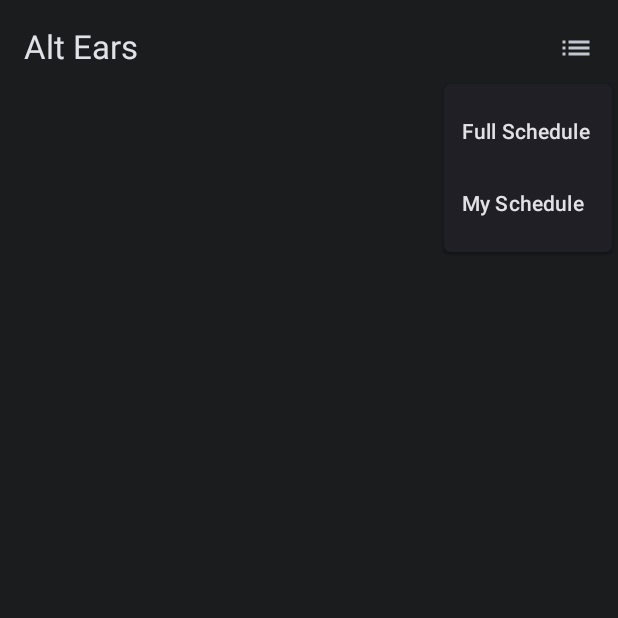
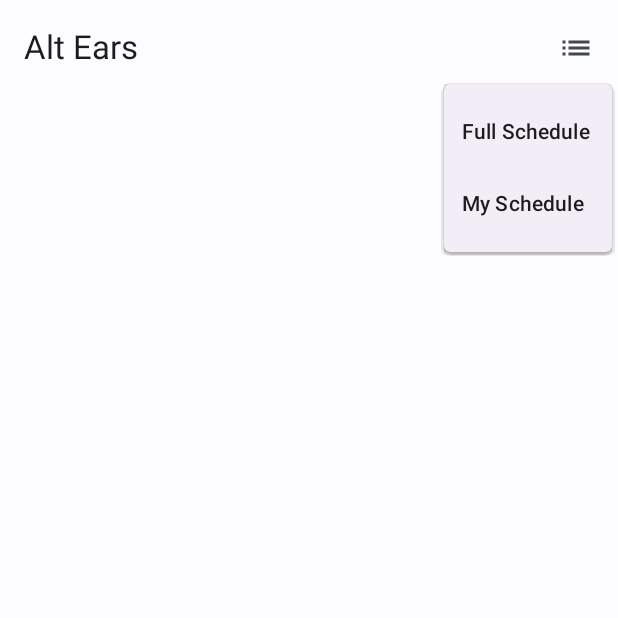
Before and after one commit to swbain/alt-ears, an Android app built with Jetpack Compose: the screen it shows after launch (MainActivity), after a tap on "Switch View", on a phone screen of 412 x 824 dp, the top half of it. Run offline under Robolectric (Android 15) with nearby library versions, the phone set to English and light mode, and no system bars; 3 statements that could not run were skipped.

Commit message:
Add light/dark theme support with UI improvements
- Added light color scheme complementing the existing dark theme
- Created platform-specific implementations to respect system theme settings
- Fixed date/time layout in event cards for better readability
- Improved padding in event list for better visual hierarchy

🤖 Generated with [Claude Code](https://claude.ai/code)
Co-Authored-By: Claude <noreply@anthropic.com>

```diff
--- /dev/null
+++ b/composeApp/src/androidMain/kotlin/com/pavlovsfrog/altears/ThemeUtils.android.kt
@@ -0,0 +1,7 @@
+package com.pavlovsfrog.altears
+
+import androidx.compose.foundation.isSystemInDarkTheme
+import androidx.compose.runtime.Composable
+
+@Composable
+actual fun isAppInDarkTheme(): Boolean = isSystemInDarkTheme()
--- a/composeApp/src/commonMain/kotlin/com/pavlovsfrog/altears/App.kt
+++ b/composeApp/src/commonMain/kotlin/com/pavlovsfrog/altears/App.kt
@@ -1,10 +1,39 @@
 package com.pavlovsfrog.altears
 
+import androidx.compose.foundation.isSystemInDarkTheme
 import androidx.compose.material3.MaterialTheme
 import androidx.compose.material3.darkColorScheme
+import androidx.compose.material3.lightColorScheme
 import androidx.compose.runtime.Composable
+import androidx.compose.runtime.remember
 import androidx.compose.ui.graphics.Color
 import org.jetbrains.compose.ui.tooling.preview.Preview
+
+private val LightColors = lightColorScheme(
+    primary = Color(0xFF0061A4),
+    onPrimary = Color(0xFFFFFFFF),
+    primaryContainer = Color(0xFFD1E4FF),
+    onPrimaryContainer = Color(0xFF001D36),
+    secondary = Color(0xFF535F70),
+    onSecondary = Color(0xFFFFFFFF),
+    secondaryContainer = Color(0xFFD7E3F7),
+    onSecondaryContainer = Color(0xFF101C2B),
+    tertiary = Color(0xFF6B5778),
+    onTertiary = Color(0xFFFFFFFF),
+    tertiaryContainer = Color(0xFFF2DAFF),
+    onTertiaryContainer = Color(0xFF251431),
+    error = Color(0xFFBA1A1A),
+    onError = Color(0xFFFFFFFF),
+    errorContainer = Color(0xFFFFDAD6),
+    onErrorContainer = Color(0xFF410002),
+    background = Color(0xFFFDFCFF),
+    onBackground = Color(0xFF1A1C1E),
+    surface = Color(0xFFFDFCFF),
+    onSurface = Color(0xFF1A1C1E),
+    surfaceVariant = Color(0xFFDFE2EB),
+    onSurfaceVariant = Color(0xFF43474E),
+    outline = Color(0xFF73777F)
+)
 
 private val DarkColors = darkColorScheme(
     primary = Color(0xFF86CBFC),
@@ -32,12 +61,21 @@ private val DarkColors = darkColorScheme(
     outline = Color(0xFF8C9199)
 )
 
+/**
+ * Returns whether the device is currently in dark theme according to the platform.
+ * This should be used instead of isSystemInDarkTheme() directly to allow platform-specific implementations.
+ */
+@Composable
+expect fun isAppInDarkTheme(): Boolean
+
 @Composable
 @Preview
 fun App(sdk: AltEarsSdk) {
+    val isDarkTheme = isAppInDarkTheme()
+
     MaterialTheme(
-        colorScheme = DarkColors,
+        colorScheme = if (isDarkTheme) DarkColors else LightColors
     ) {
-        MainScreen(sdk = sdk)
+        MainScreen(sdk)
     }
 }
--- a/composeApp/src/commonMain/kotlin/com/pavlovsfrog/altears/MainScreen.kt
+++ b/composeApp/src/commonMain/kotlin/com/pavlovsfrog/altears/MainScreen.kt
@@ -141,13 +141,13 @@ fun EventList(
     onToggleMySchedule: (ScheduleEvent) -> Unit
 ) {
     LazyColumn(
-        modifier = Modifier.fillMaxSize().padding(16.dp),
+        modifier = Modifier.fillMaxSize(),
     ) {
         items(events, key = { it.hash() }) { event ->
             EventItem(
                 event = event,
                 onToggleMySchedule = onToggleMySchedule,
-                modifier = Modifier.animateItem(),
+                modifier = Modifier.animateItem().padding(horizontal = 16.dp),
             )
             Spacer(modifier = Modifier.height(12.dp))
         }
@@ -200,15 +200,15 @@ fun EventItem(
                         style = MaterialTheme.typography.bodyMedium,
                         color = MaterialTheme.colorScheme.onSurfaceVariant
                     )
+                }
 
-                    Spacer(modifier = Modifier.width(8.dp))
+                Spacer(modifier = Modifier.height(4.dp))
 
-                    Text(
-                        text = "${event.startTime} - ${event.endTime}",
-                        style = MaterialTheme.typography.bodyMedium,
-                        color = MaterialTheme.colorScheme.onSurfaceVariant
-                    )
-                }
+                Text(
+                    text = "${event.startTime} - ${event.endTime}",
+                    style = MaterialTheme.typography.bodyMedium,
+                    color = MaterialTheme.colorScheme.onSurfaceVariant
+                )
             }
 
             IconButton(onClick = { onToggleMySchedule(event) }) {
```
Also changed, not shown: 1 other file.
